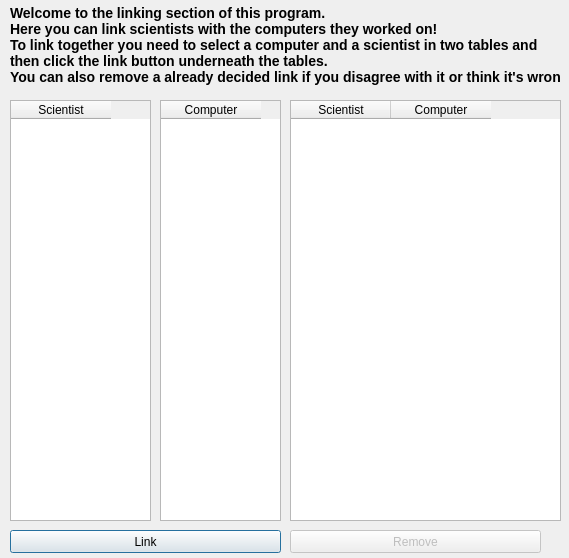
Before: the Qt Designer form EndurvinnslustöðATeam/Skil3/Ui/linktogether.ui in trunti/verklegtn-m, drawn with Qt 5.
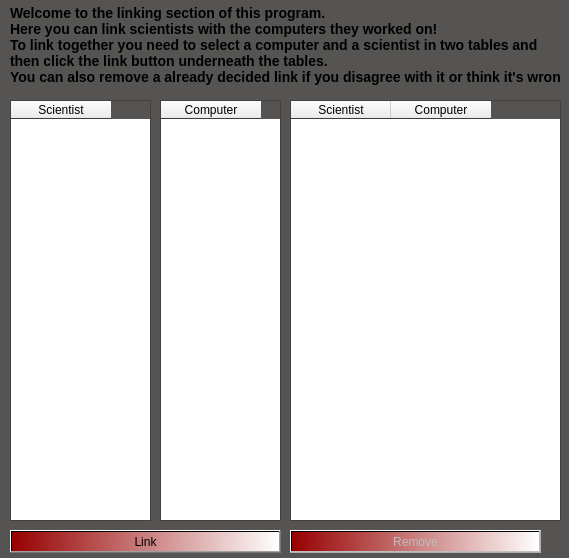
After: the same form once the commit is applied.

```diff
--- a/EndurvinnslustöðATeam/Skil3/Ui/linktogether.ui
+++ b/EndurvinnslustöðATeam/Skil3/Ui/linktogether.ui
@@ -10,6 +10,70 @@
     <height>558</height>
    </rect>
   </property>
+  <property name="palette">
+   <palette>
+    <active>
+     <colorrole role="Base">
+      <brush brushstyle="SolidPattern">
+       <color alpha="255">
+        <red>255</red>
+        <green>255</green>
+        <blue>255</blue>
+       </color>
+      </brush>
+     </colorrole>
+     <colorrole role="Window">
+      <brush brushstyle="SolidPattern">
+       <color alpha="255">
+        <red>85</red>
+        <green>84</green>
+        <blue>82</blue>
+       </color>
+      </brush>
+     </colorrole>
+    </active>
+    <inactive>
+     <colorrole role="Base">
+      <brush brushstyle="SolidPattern">
+       <color alpha="255">
+        <red>255</red>
+        <green>255</green>
+        <blue>255</blue>
+       </color>
+      </brush>
+     </colorrole>
+     <colorrole role="Window">
+      <brush brushstyle="SolidPattern">
+       <color alpha="255">
+        <red>85</red>
+        <green>84</green>
+        <blue>82</blue>
+       </color>
+      </brush>
+     </colorrole>
+    </inactive>
+    <disabled>
+     <colorrole role="Base">
+      <brush brushstyle="SolidPattern">
+       <color alpha="255">
+        <red>85</red>
+        <green>84</green>
+        <blue>82</blue>
+       </color>
+      </brush>
+     </colorrole>
+     <colorrole role="Window">
+      <brush brushstyle="SolidPattern">
+       <color alpha="255">
+        <red>85</red>
+        <green>84</green>
+        <blue>82</blue>
+       </color>
+      </brush>
+     </colorrole>
+    </disabled>
+   </palette>
+  </property>
   <property name="windowTitle">
    <string>Dialog</string>
   </property>
@@ -42,6 +106,10 @@
      <height>23</height>
     </rect>
    </property>
+   <property name="styleSheet">
+    <string notr="true">background-color: qlineargradient(spread:pad, x1:0, y1:0, x2:1, y2:0, stop:0 rgba(151, 0, 0, 255), stop:1 rgba(255, 255, 255, 255));
+</string>
+   </property>
    <property name="text">
     <string>Link</string>
    </property>
@@ -88,6 +156,10 @@
      <height>23</height>
     </rect>
    </property>
+   <property name="styleSheet">
+    <string notr="true">background-color: qlineargradient(spread:pad, x1:0, y1:0, x2:1, y2:0, stop:0 rgba(151, 0, 0, 255), stop:1 rgba(255, 255, 255, 255));
+</string>
+   </property>
    <property name="text">
     <string>Remove</string>
    </property>
```
